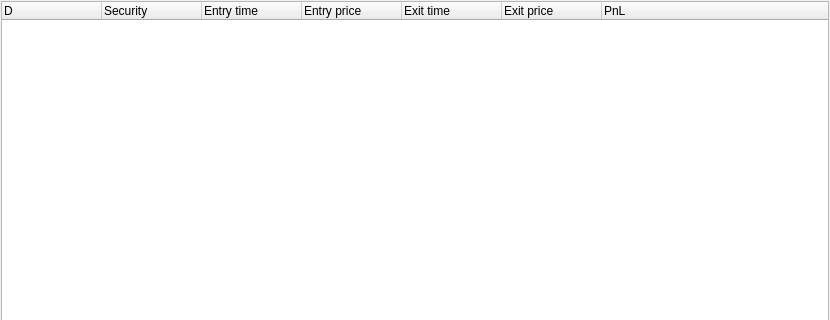
Before: the Qt Designer form ui/tradeslistwidget.ui in asakul/nailab, drawn with Qt 5; both pictures show x 0 to 830 and y 0 to 320 of the 830 by 565 pixel window.
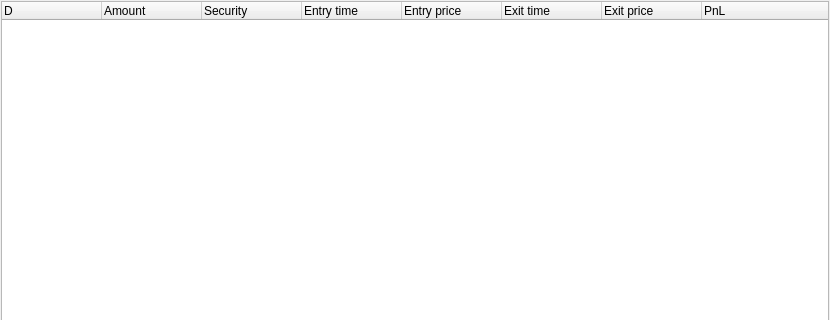
After: the same form once the commit is applied.

Diff of the .ui file:
```diff
--- a/ui/tradeslistwidget.ui
+++ b/ui/tradeslistwidget.ui
@@ -33,6 +33,11 @@
        <string>D</string>
       </property>
      </column>
+     <column>
+      <property name="text">
+       <string>Amount</string>
+      </property>
+     </column>
      <column>
       <property name="text">
        <string>Security</string>
```
